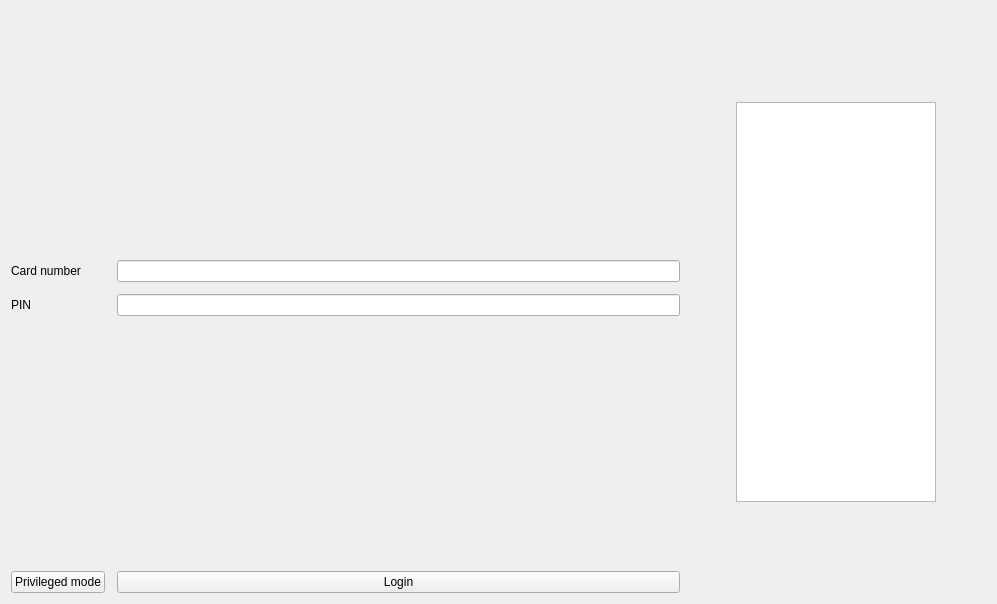
Above: ATM/loginwidget.ui from IvanBlyzniuk/MOOP_Project before the change. Below: the same form after it.
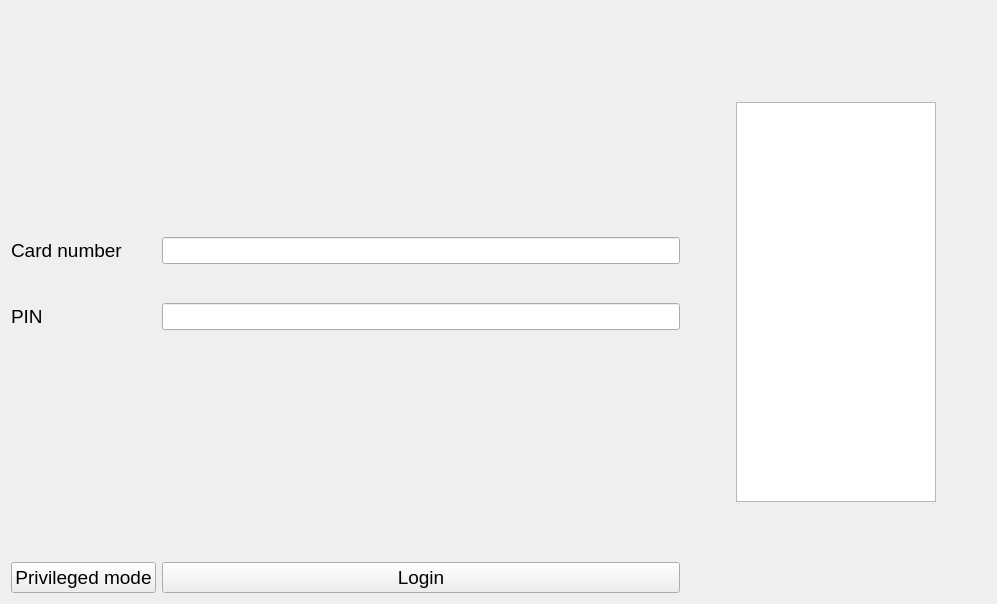
That is the form after the change.

What changed in the file:
```diff
--- a/ATM/loginwidget.ui
+++ b/ATM/loginwidget.ui
@@ -30,13 +30,23 @@
          <height>0</height>
         </size>
        </property>
+       <property name="font">
+        <font>
+         <pointsize>14</pointsize>
+        </font>
+       </property>
        <property name="text">
         <string>Card number</string>
        </property>
       </widget>
      </item>
-     <item row="3" column="0">
+     <item row="4" column="0">
       <widget class="QLabel" name="label_3">
+       <property name="font">
+        <font>
+         <pointsize>14</pointsize>
+        </font>
+       </property>
        <property name="text">
         <string>PIN</string>
        </property>
@@ -55,7 +65,7 @@
        </property>
       </spacer>
      </item>
-     <item row="4" column="1">
+     <item row="5" column="1">
       <spacer name="verticalSpacer_2">
        <property name="orientation">
         <enum>Qt::Vertical</enum>
@@ -71,14 +81,19 @@
        </property>
       </spacer>
      </item>
-     <item row="11" column="1">
+     <item row="12" column="1">
       <widget class="QPushButton" name="loginButton">
+       <property name="font">
+        <font>
+         <pointsize>14</pointsize>
+        </font>
+       </property>
        <property name="text">
         <string>Login</string>
        </property>
       </widget>
      </item>
-     <item row="4" column="0">
+     <item row="5" column="0">
       <spacer name="horizontalSpacer_3">
        <property name="orientation">
         <enum>Qt::Horizontal</enum>
@@ -110,18 +125,48 @@
        </property>
       </spacer>
      </item>
-     <item row="11" column="0">
+     <item row="12" column="0">
       <widget class="QPushButton" name="privilegedButton">
+       <property name="font">
+        <font>
+         <pointsize>14</pointsize>
+        </font>
+       </property>
        <property name="text">
         <string>Privileged mode</string>
        </property>
       </widget>
      </item>
-     <item row="3" column="1">
-      <widget class="QLineEdit" name="pinField"/>
+     <item row="4" column="1">
+      <widget class="QLineEdit" name="pinField">
+       <property name="font">
+        <font>
+         <pointsize>12</pointsize>
+        </font>
+       </property>
+      </widget>
      </item>
      <item row="1" column="1">
-      <widget class="QLineEdit" name="cardNumField"/>
+      <widget class="QLineEdit" name="cardNumField">
+       <property name="font">
+        <font>
+         <pointsize>12</pointsize>
+        </font>
+       </property>
+      </widget>
+     </item>
+     <item row="3" column="1">
+      <spacer name="verticalSpacer_4">
+       <property name="orientation">
+        <enum>Qt::Vertical</enum>
+       </property>
+       <property name="sizeHint" stdset="0">
+        <size>
+         <width>20</width>
+         <height>200</height>
+        </size>
+       </property>
+      </spacer>
      </item>
     </layout>
    </item>
```
Left out of the diff: 5 changed lines with no effect on the pictures.
